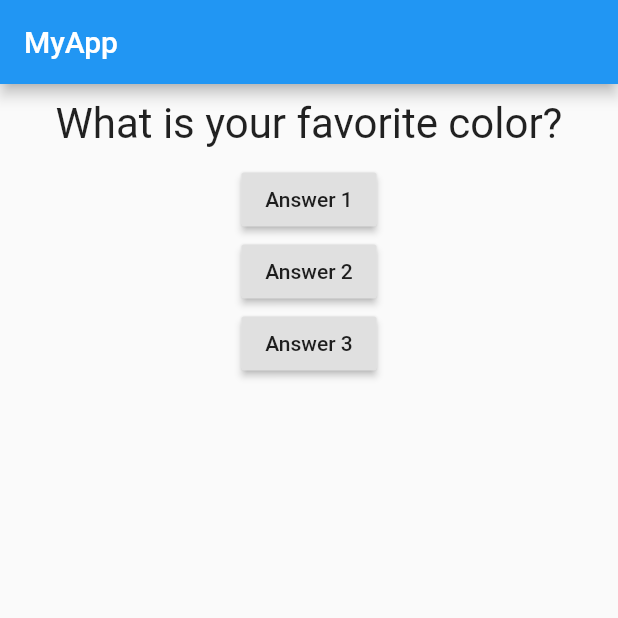
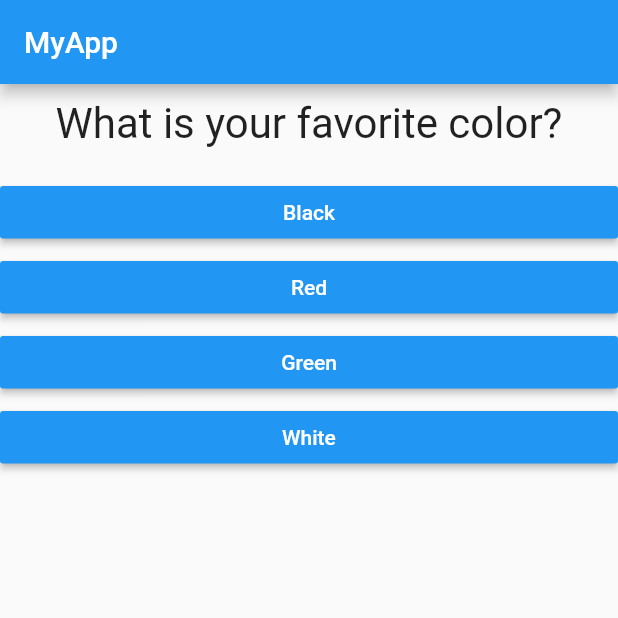
Before and after one commit to patricklec/quiz_app, a Flutter app: the screen it shows after launch, on a phone screen of 412 x 824 dp, the top half of it. Run offline on Flutter 3.47's test engine with Material 2 defaults, Android fonts, the phone set to English and light mode, and no system bars.

Commit message:
Implemented changing answer buttons

```diff
--- /dev/null
+++ b/quiz_app/lib/answer.dart
@@ -0,0 +1,25 @@
+// ignore_for_file: deprecated_member_use
+
+import "package:flutter/material.dart";
+
+class Answer extends StatelessWidget {
+  final VoidCallback selectAnswer;
+  final String answerText;
+
+  Answer(this.selectAnswer, this.answerText);
+
+  @override
+  Widget build(BuildContext context) {
+    return Container(
+      height: 50, //Increase size of buttons
+      padding: EdgeInsets.only(top: 15), //Split Answer buttons apart
+      width: double.infinity,
+      child: RaisedButton(
+        color: Colors.blue,
+        textColor: Colors.white,
+        child: Text(answerText),
+        onPressed: selectAnswer,
+      ),
+    );
+  }
+}
--- a/quiz_app/lib/main.dart
+++ b/quiz_app/lib/main.dart
@@ -2,7 +2,8 @@
 
 import "package:flutter/material.dart";
 
-import "question.dart";
+import './answer.dart';
+import "./question.dart";
 
 void main() {
   runApp(MyApp());
@@ -17,20 +18,26 @@ class MyApp extends StatefulWidget {
 
 class _MyAppState extends State<MyApp> {
   var questions = [
-    "What is your favorite color?",
-    "What is your favorite animal?",
+    {
+      "question": "What is your favorite color?",
+      "answers": ["Black", "Red", "Green", "White"]
+    },
+    {
+      "question": "What is your favorite animal?",
+      "answers": ["Rabbit", "Dog", "Cat", "Horse"]
+    },
+    {
+      "question": "What is your favorite season?",
+      "answers": ["Spring", "Summer", "Fall", "Winter"]
+    }
   ];
 
   var _questionIndex = 0;
 
-  void answerQuestion() {
+  void _answerQuestion() {
     setState(() {
       print("Answer chosen!");
-      if (_questionIndex == 1) {
-        _questionIndex = 0;
-      } else {
-        _questionIndex = _questionIndex + 1;
-      }
+      _questionIndex = _questionIndex + 1;
     });
   }
 
@@ -42,20 +49,14 @@ class _MyAppState extends State<MyApp> {
           title: Text("MyApp"),
         ),
         body: Column(
-          children: <Widget>[
-            Question(questions[_questionIndex]),
-            RaisedButton(
-              child: Text("Answer 1"),
-              onPressed: answerQuestion,
+          children: [
+            Question(
+              questions[_questionIndex]["question"] as String,
             ),
-            RaisedButton(
-              child: Text("Answer 2"),
-              onPressed: answerQuestion,
-            ),
-            RaisedButton(
-              child: Text("Answer 3"),
-              onPressed: answerQuestion,
-            ),
+            ...(questions[_questionIndex]["answers"] as List<String>)
+                .map((answer) {
+              return Answer(_answerQuestion, answer);
+            }).toList()
           ],
         ),
       ),
```
